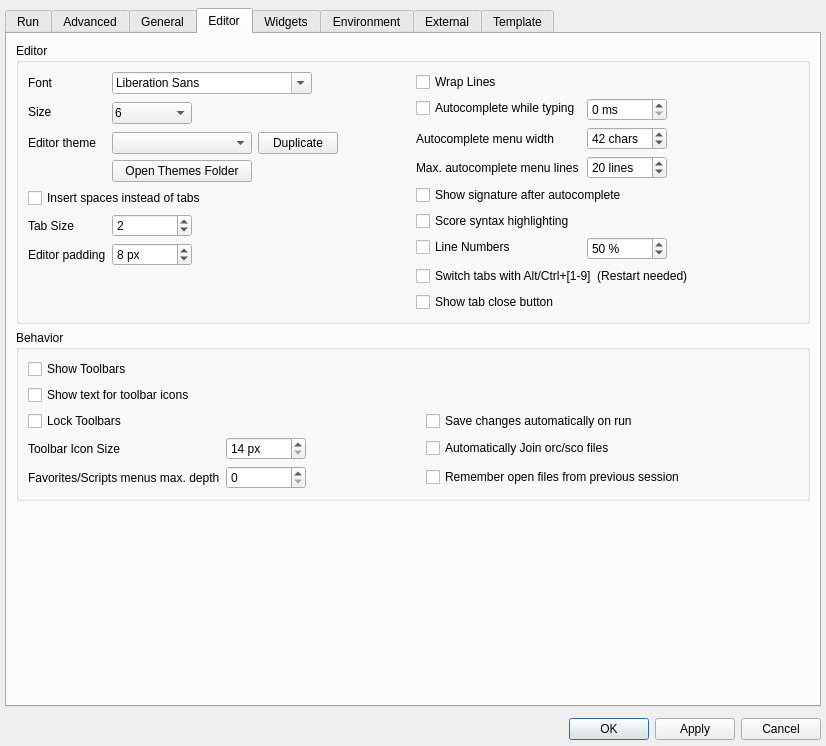
Qt form src/configdialog.ui (CsoundQt/CsoundQt) before a commit.
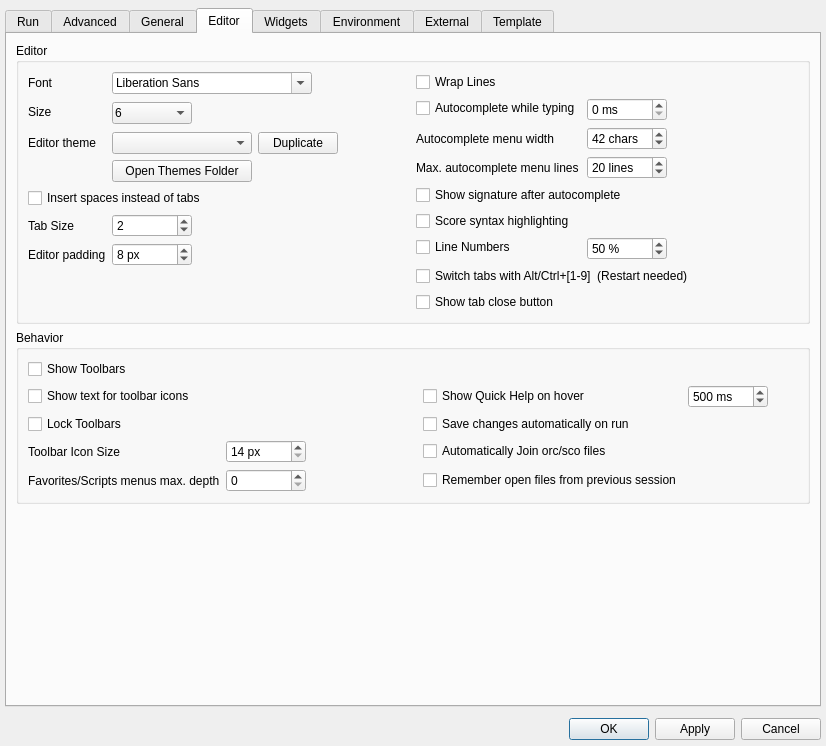
The same form after that commit. The open tabs and pages were chosen to show the change.

Commit message: Add docstring help, quick reference card and editor line actions

What changed in the file:
```diff
--- a/src/configdialog.ui
+++ b/src/configdialog.ui
@@ -2078,6 +2078,76 @@
                 </property>
                </widget>
               </item>
+              <item row="3" column="3">
+               <widget class="QCheckBox" name="quickHelpOnHoverCheckBox">
+                <property name="toolTip">
+                 <string>Show quick reference for symbol on hover. &lt;ctrl&gt;+hover always shows quick help</string>
+                </property>
+                <property name="text">
+                 <string>Show Quick Help on hover</string>
+                </property>
+               </widget>
+              </item>
+              <item row="3" column="4">
+               <layout class="QHBoxLayout" name="quickHelpOnHoverDelayLayout">
+                <property name="leftMargin">
+                 <number>0</number>
+                </property>
+                <property name="topMargin">
+                 <number>0</number>
+                </property>
+                <property name="rightMargin">
+                 <number>0</number>
+                </property>
+                <property name="bottomMargin">
+                 <number>0</number>
+                </property>
+                <item>
+                 <widget class="QSpinBox" name="quickHelpOnHoverDelaySpinBox">
+                  <property name="toolTip">
+                   <string>How long the pointer must rest on a symbol before the quick reference card appears, in milliseconds</string>
+                  </property>
+                  <property name="minimumSize">
+                   <size>
+                    <width>80</width>
+                    <height>0</height>
+                   </size>
+                  </property>
+                  <property name="maximumSize">
+                   <size>
+                    <width>80</width>
+                    <height>16777215</height>
+                   </size>
+                  </property>
+                  <property name="suffix">
+                   <string> ms</string>
+                  </property>
+                  <property name="maximum">
+                   <number>2000</number>
+                  </property>
+                  <property name="singleStep">
+                   <number>10</number>
+                  </property>
+                  <property name="value">
+                   <number>500</number>
+                  </property>
+                 </widget>
+                </item>
+                <item>
+                 <spacer name="quickHelpOnHoverDelaySpacer">
+                  <property name="orientation">
+                   <enum>Qt::Orientation::Horizontal</enum>
+                  </property>
+                  <property name="sizeHint" stdset="0">
+                   <size>
+                    <width>20</width>
+                    <height>10</height>
+                   </size>
+                  </property>
+                 </spacer>
+                </item>
+               </layout>
+              </item>
               <item row="0" column="4">
                <spacer name="horizontalSpacer_15">
                 <property name="orientation">
```
The commit also changes 33 other files.
